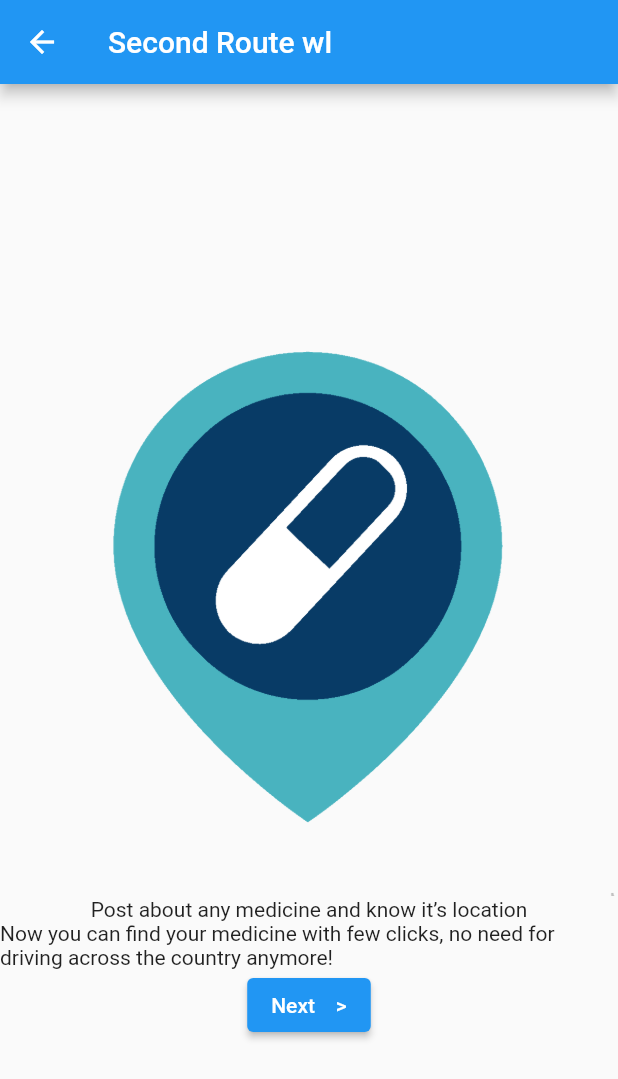
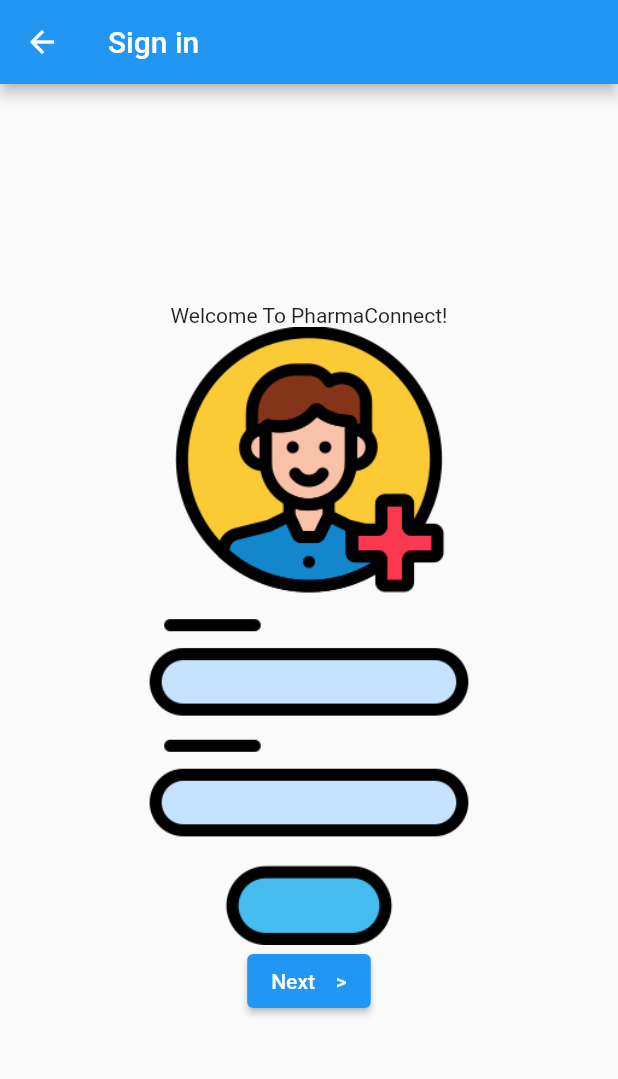
Before and after one commit to MajdHarbb/PharmaConnect, a Flutter app: the WelcomePagetwo screen opened directly, after a tap on an icon or button, on a phone screen of 412 x 824 dp. Shown: the top 1079 px of the screen. Run offline on Flutter 3.47's test engine with Material 2 defaults, Android fonts, the phone set to English and light mode, and no system bars.

Commit message:
welcome page three

```diff
--- a/lib/welcome/welcome_signin.dart
+++ b/lib/welcome/welcome_signin.dart
@@ -0,0 +1,52 @@
+import 'package:flutter/material.dart';
+
+class WelcomeSignIn extends StatelessWidget {
+  const WelcomeSignIn({Key? key}) : super(key: key);
+
+  @override
+  Widget build(BuildContext context) {
+    return Scaffold(
+      appBar: AppBar(
+        title: const Text('Sign in'),
+      ),
+      body: Center(
+        // Center is a layout widget. It takes a single child and positions it
+        // in the middle of the parent.
+        child: Column(
+          // Column is also a layout widget. It takes a list of children and
+          // arranges them vertically. By default, it sizes itself to fit its
+          // children horizontally, and tries to be as tall as its parent.
+          //
+          // Invoke "debug painting" (press "p" in the console, choose the
+          // "Toggle Debug Paint" action from the Flutter Inspector in Android
+          // Studio, or the "Toggle Debug Paint" command in Visual Studio Code)
+          // to see the wireframe for each widget.
+          //
+          // Column has various properties to control how it sizes itself and
+          // how it positions its children. Here we use mainAxisAlignment to
+          // center the children vertically; the main axis here is the vertical
+          // axis because Columns are vertical (the cross axis would be
+          // horizontal).
+
+          mainAxisAlignment: MainAxisAlignment.center,
+          children: <Widget>[
+
+            const Text(
+              'Welcome To PharmaConnect!',
+            ),
+            Image.asset('assets/images/signup.png'),
+
+            ElevatedButton(onPressed: (){
+            //   Navigator.push(
+            //   context,
+            //   MaterialPageRoute(builder: (context) => const WelcomePagetwo()),
+            // );
+
+            }, child:  const Text('Next    >'),),
+
+          ],
+        ),
+      ),
+    );
+  }
+}
--- a/lib/welcome/welcomepage.dart
+++ b/lib/welcome/welcomepage.dart
@@ -101,7 +101,7 @@
             ElevatedButton(onPressed: (){
               Navigator.push(
               context,
-              MaterialPageRoute(builder: (context) => const WelcomePagetwo()),
+              MaterialPageRoute(builder: (context) => const WelcomeSignIn()),
             );
             }, child:  const Text('Next    >'),),
 
```
